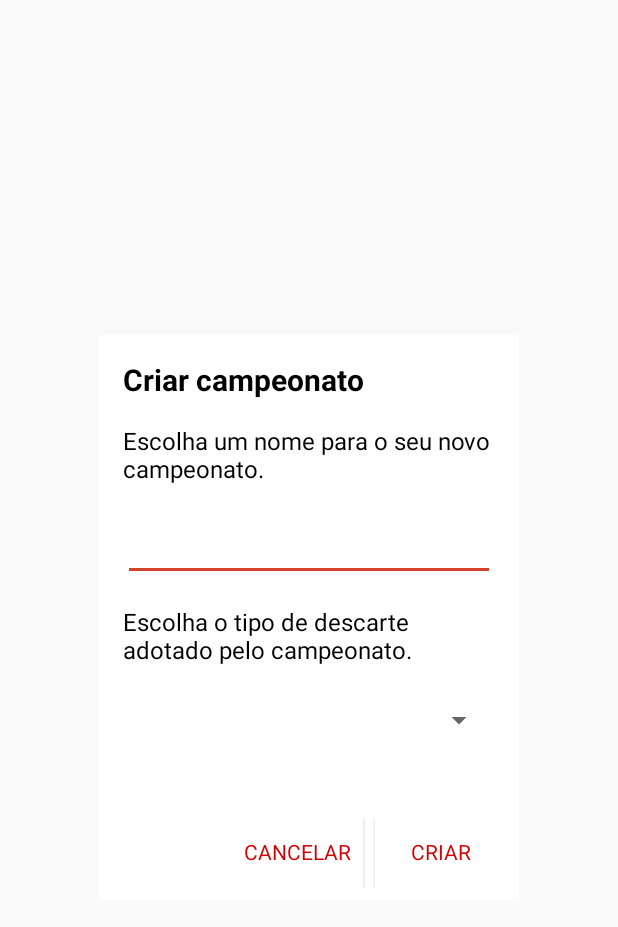
After one commit to BrConsani/CampeonatosVT, an Android app: the layout dialog_create_championship.xml on its own in the app's theme, with its tools: preview values and no code run, on a phone screen of 412 x 824 dp. The commit adds this screen. Shown: the top 927 px of the screen. Run offline under Robolectric (Android 15) with nearby library versions, the phone set to English and light mode, and no system bars.

Commit message:
Creating Create Championship dialog

```diff
--- /dev/null
+++ b/app/src/main/res/layout/dialog_create_championship.xml
@@ -0,0 +1,74 @@
+<?xml version="1.0" encoding="utf-8"?>
+<LinearLayout
+    xmlns:android="http://schemas.android.com/apk/res/android"
+    android:layout_width="280dp"
+    android:layout_height="wrap_content"
+    android:background="@android:color/white"
+    android:paddingTop="16dp"
+    android:paddingStart="16dp"
+    android:paddingEnd="8dp"
+    android:paddingBottom="8dp"
+    android:orientation="vertical"
+    android:layout_gravity="center">
+
+    <TextView
+        android:layout_width="wrap_content"
+        android:layout_height="wrap_content"
+        android:layout_marginEnd="8dp"
+        style="@style/AppTheme.TextView.Title"
+        android:textStyle="bold"
+        android:text="@string/title_criar_campeonato"/>
+
+    <TextView
+        android:layout_width="wrap_content"
+        android:layout_height="wrap_content"
+        android:layout_marginTop="16dp"
+        android:layout_marginEnd="8dp"
+        style="@style/AppTheme.TextView.Body"
+        android:text="@string/body1_create_championship"/>
+
+    <EditText
+        android:layout_width="match_parent"
+        android:layout_height="56dp"
+        android:layout_marginTop="8dp"
+        android:layout_marginEnd="8dp"/>
+
+    <TextView
+        android:layout_width="wrap_content"
+        android:layout_height="wrap_content"
+        android:layout_marginTop="16dp"
+        android:layout_marginEnd="8dp"
+        style="@style/AppTheme.TextView.Body"
+        android:text="@string/body2_create_championship"/>
+
+    <Spinner
+        android:layout_width="match_parent"
+        android:layout_height="56dp"
+        android:layout_marginTop="8dp"
+        android:layout_marginEnd="8dp"/>
+
+    <LinearLayout
+        android:layout_width="wrap_content"
+        android:layout_height="wrap_content"
+        android:layout_marginTop="36dp"
+        android:layout_gravity="end">
+
+        <Button
+            android:layout_width="wrap_content"
+            android:layout_height="wrap_content"
+            android:layout_marginEnd="8dp"
+            style="@style/AppTheme.Button"
+            android:text="@string/btn_cancel"/>
+
+        <Button
+            style="@style/AppTheme.Button"
+            android:layout_width="wrap_content"
+            android:layout_height="wrap_content"
+            android:text="@string/btn_create" />
+
+    </LinearLayout>
+
+
+
+
+</LinearLayout>
--- a/app/src/main/res/values/strings.xml
+++ b/app/src/main/res/values/strings.xml
@@ -2,4 +2,9 @@
     <string name="app_name">Campeonato VT</string>
     <string name="txt_campeonatos_criados">Campeonatos criados:</string>
     <string name="title_championships">Campeonatos</string>
+    <string name="title_criar_campeonato">Criar campeonato</string>
+    <string name="body1_create_championship">Escolha um nome para o seu novo campeonato.</string>
+    <string name="body2_create_championship">Escolha o tipo de descarte adotado pelo campeonato.</string>
+    <string name="btn_create">Criar</string>
+    <string name="btn_cancel">Cancelar</string>
 </resources>
--- a/app/src/main/res/values/styles.xml
+++ b/app/src/main/res/values/styles.xml
@@ -20,4 +20,10 @@
         <item name="android:textSize">16sp</item>
     </style>
 
+    <style name="AppTheme.Button">
+        <item name="android:background">#FFFFFFFF</item>
+        <item name="android:textAllCaps">true</item>
+        <item name="android:textColor">@color/colorPrimary</item>
+    </style>
+
 </resources>
```
